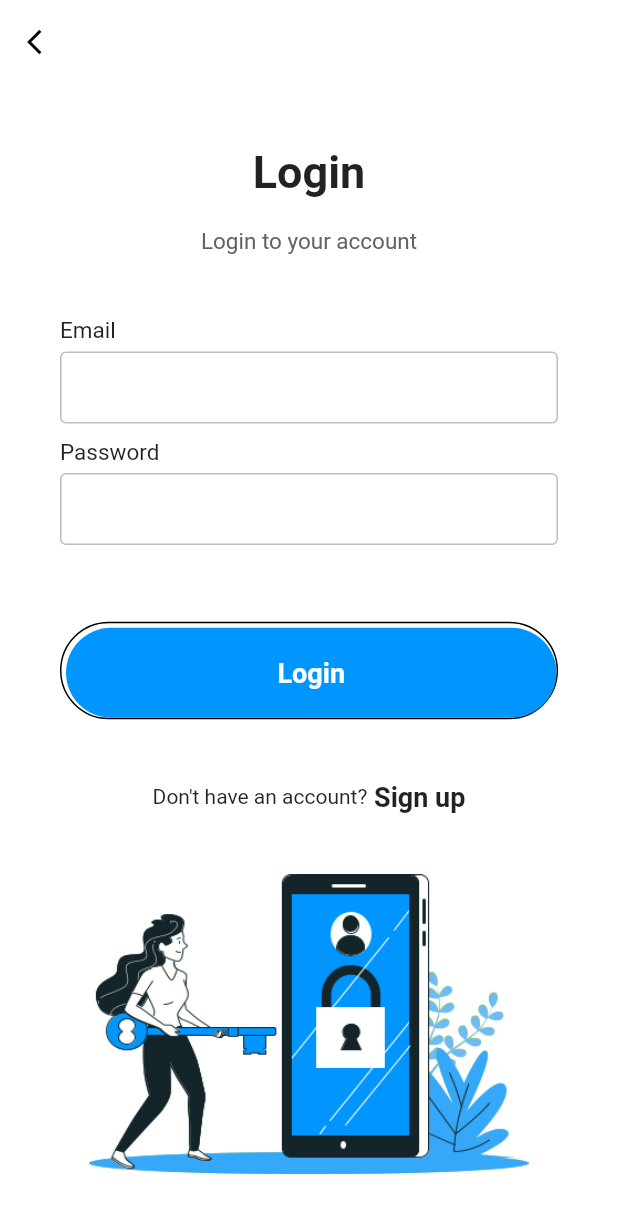
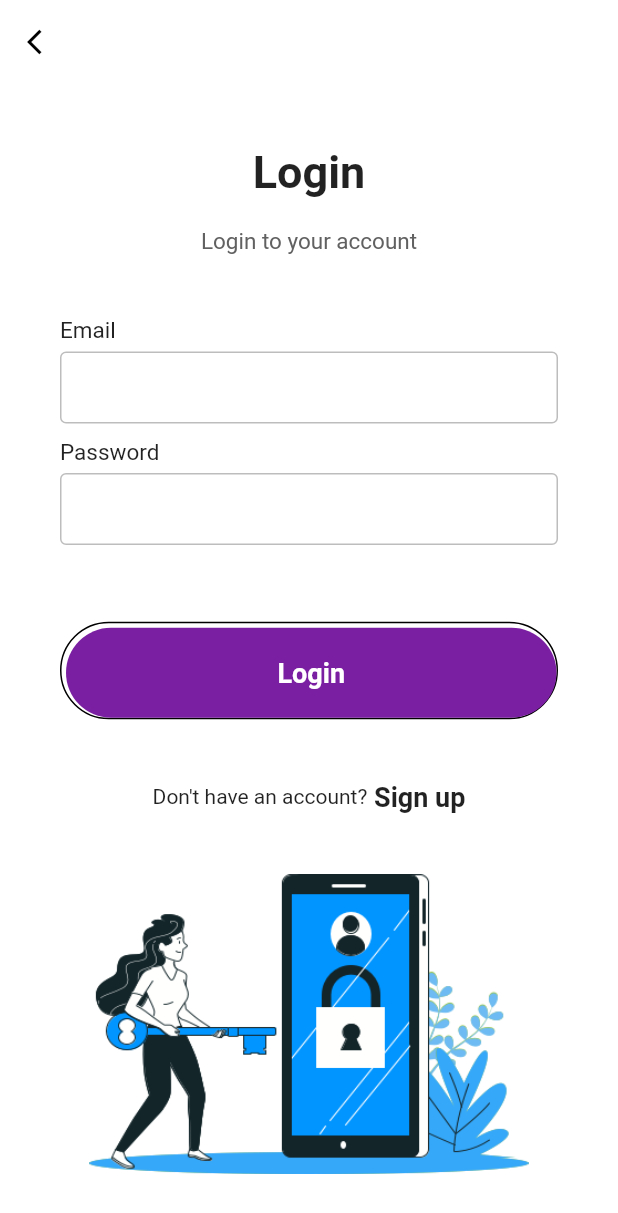
Before and after one commit to cepdnaclk/e17-3yp-Smart-Cradle, a Flutter app: the screen it shows after launch, after a tap on "Login", on a phone screen of 412 x 824 dp. Shown: the top 1213 px of the screen. Run offline on Flutter 3.47's test engine with Material 2 defaults, Android fonts, the phone set to English and light mode, and no system bars.

Commit message:
updated login.dart - change the colour of  button

```diff
--- a/Front End/cradle_app/lib/login.dart
+++ b/Front End/cradle_app/lib/login.dart
@@ -72,7 +72,7 @@ class LoginPage extends StatelessWidget {
                         minWidth: double.infinity,
                         height: 60,
                         onPressed: () {},
-                        color: Color(0xff0095FF),
+                        color: Colors.purple[700],
                         elevation: 0,
                         shape: RoundedRectangleBorder(
                           borderRadius: BorderRadius.circular(50),
```
